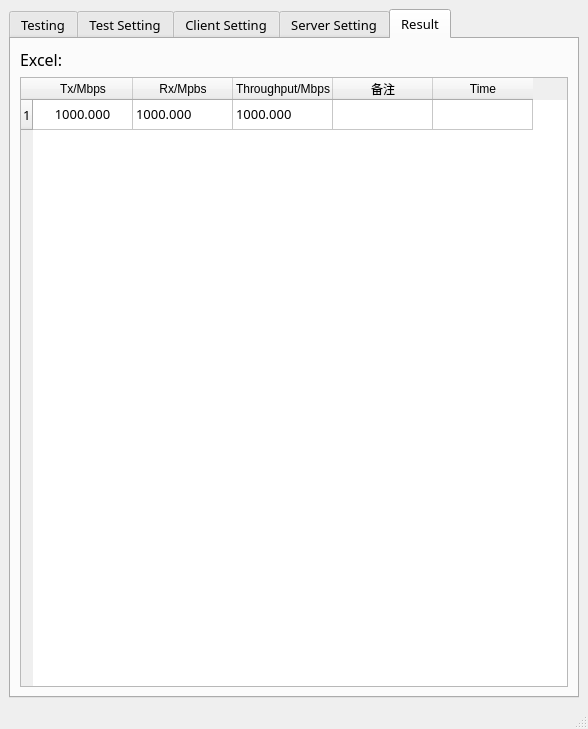
Old version of the form iperf_client.ui in the repository Reinering/iperf-gui.
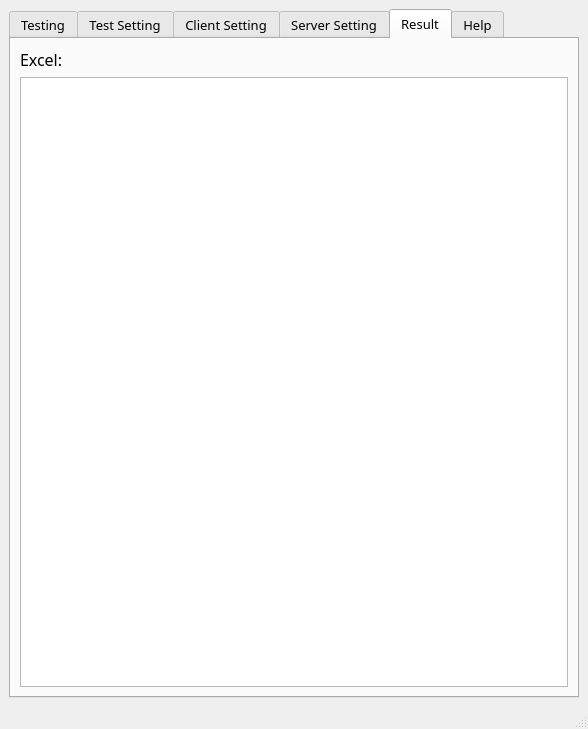
New version of the form. The open tabs and pages were chosen to show the change.

```diff
--- a/iperf_client.ui
+++ b/iperf_client.ui
@@ -1693,58 +1693,29 @@
          </layout>
         </item>
         <item row="1" column="0">
-         <widget class="QTableWidget" name="tableWidget">
-          <property name="editTriggers">
-           <set>QAbstractItemView::NoEditTriggers</set>
+         <widget class="QTableWidget" name="tableWidget"/>
+        </item>
+       </layout>
+      </widget>
+      <widget class="QWidget" name="tab_6">
+       <attribute name="title">
+        <string>Help</string>
+       </attribute>
+       <layout class="QGridLayout" name="gridLayout_14">
+        <item row="0" column="0">
+         <widget class="QTextBrowser" name="textBrowser_2">
+          <property name="html">
+           <string>&lt;!DOCTYPE HTML PUBLIC &quot;-//W3C//DTD HTML 4.0//EN&quot; &quot;http://www.w3.org/TR/REC-html40/strict.dtd&quot;&gt;
+&lt;html&gt;&lt;head&gt;&lt;meta name=&quot;qrichtext&quot; content=&quot;1&quot; /&gt;&lt;style type=&quot;text/css&quot;&gt;
+p, li { white-space: pre-wrap; }
+&lt;/style&gt;&lt;/head&gt;&lt;body style=&quot; font-family:'微软雅黑'; font-size:10pt; font-weight:400; font-style:normal;&quot;&gt;
+&lt;p style=&quot; margin-top:0px; margin-bottom:0px; margin-left:0px; margin-right:0px; -qt-block-indent:0; text-indent:0px;&quot;&gt;iperf v2:&lt;/p&gt;
+&lt;p style=&quot; margin-top:0px; margin-bottom:0px; margin-left:0px; margin-right:0px; -qt-block-indent:0; text-indent:0px;&quot;&gt;  &lt;/p&gt;
+&lt;p style=&quot;-qt-paragraph-type:empty; margin-top:0px; margin-bottom:0px; margin-left:0px; margin-right:0px; -qt-block-indent:0; text-indent:0px;&quot;&gt;&lt;br /&gt;&lt;/p&gt;
+&lt;p style=&quot;-qt-paragraph-type:empty; margin-top:0px; margin-bottom:0px; margin-left:0px; margin-right:0px; -qt-block-indent:0; text-indent:0px;&quot;&gt;&lt;br /&gt;&lt;/p&gt;
+&lt;p style=&quot;-qt-paragraph-type:empty; margin-top:0px; margin-bottom:0px; margin-left:0px; margin-right:0px; -qt-block-indent:0; text-indent:0px;&quot;&gt;&lt;br /&gt;&lt;/p&gt;
+&lt;p style=&quot; margin-top:0px; margin-bottom:0px; margin-left:0px; margin-right:0px; -qt-block-indent:0; text-indent:0px;&quot;&gt;iperf v3:&lt;/p&gt;&lt;/body&gt;&lt;/html&gt;</string>
           </property>
-          <row>
-           <property name="text">
-            <string>1</string>
-           </property>
-          </row>
-          <column>
-           <property name="text">
-            <string>Tx/Mbps</string>
-           </property>
-          </column>
-          <column>
-           <property name="text">
-            <string>Rx/Mpbs</string>
-           </property>
-          </column>
-          <column>
-           <property name="text">
-            <string>Throughput/Mbps</string>
-           </property>
-          </column>
-          <column>
-           <property name="text">
-            <string>备注</string>
-           </property>
-          </column>
-          <column>
-           <property name="text">
-            <string>Time</string>
-           </property>
-          </column>
-          <item row="0" column="0">
-           <property name="text">
-            <string>1000.000</string>
-           </property>
-           <property name="textAlignment">
-            <set>AlignCenter</set>
-           </property>
-          </item>
-          <item row="0" column="1">
-           <property name="text">
-            <string>1000.000</string>
-           </property>
-          </item>
-          <item row="0" column="2">
-           <property name="text">
-            <string>1000.000</string>
-           </property>
-          </item>
          </widget>
         </item>
        </layout>
```
Left out of the diff: 4 changed lines with no effect on the pictures.
